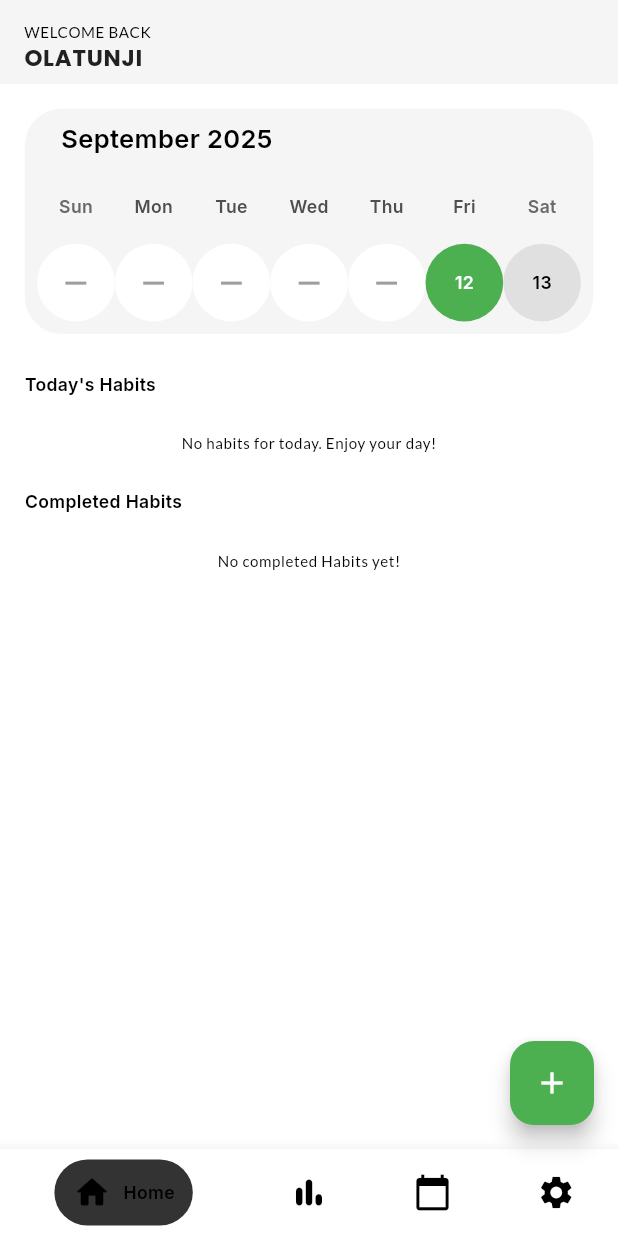
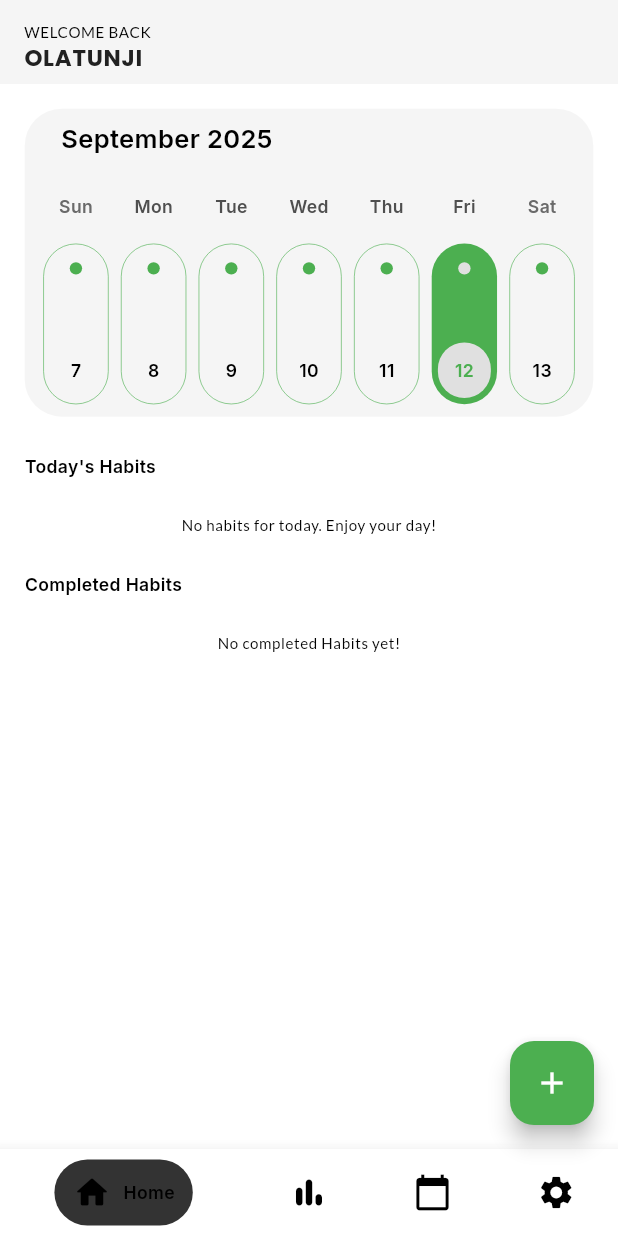
Before and after one commit to Abdulbazeet/Taskflow, a Flutter app: the screen it shows after launch, on a phone screen of 412 x 824 dp. Run offline on Flutter 3.47's test engine with Material 3 defaults, Android fonts, the phone set to English and light mode, and no system bars; drawn by our look-alikes of stylish_bottom_bar, table_calendar; our stand-ins replace flutter_bloc, flutter_riverpod, flutter_slidable, go_router, google_fonts, hive_flutter and 2 more; accounts and stored records are empty.

Commit message:
`Refactor layout and design elements in various screens`

```diff
--- a/lib/presenation/history/history.dart
+++ b/lib/presenation/history/history.dart
@@ -170,7 +170,7 @@ class _HistoryState extends State<History> {
                                       );
                                     },
                                     child: Container(
-                                      height: 13.5.sh,
+                                     // height: 13.5.sh,
                                       decoration: BoxDecoration(
                                         color: Theme.of(
                                           context,
@@ -215,8 +215,7 @@ class _HistoryState extends State<History> {
                                           ),
                                           SizedBox(height: 1.sh),
 
-                                          Expanded(
-                                            child: LinearProgressIndicator(
+                                          LinearProgressIndicator(
                                             borderRadius:
                                                 BorderRadius.circular(2.sh),
 
@@ -234,7 +233,6 @@ class _HistoryState extends State<History> {
                                                     context,
                                                   ).colorScheme.primary
                                                 : Colors.blue,
-                                            ),
                                           ),
                                           SizedBox(height: 1.sh),
 
--- a/lib/presenation/home/home.dart
+++ b/lib/presenation/home/home.dart
@@ -78,6 +78,7 @@ class _HomeState extends State<Home> {
       floatingActionButton: _index == 0
           ? FloatingActionButton(
               onPressed: () {
+
                 showModalBottomSheet(
                   isScrollControlled: true,
                   sheetAnimationStyle: AnimationStyle(
--- a/lib/presenation/today/today.dart
+++ b/lib/presenation/today/today.dart
@@ -46,6 +46,7 @@ class _TodayState extends State<Today> {
               padding: EdgeInsets.symmetric(horizontal: 2.w, vertical: 1.h),
 
               child: TableCalendar(
+                rowHeight: 13.sh,
                 availableGestures: AvailableGestures.none,
                 focusedDay: DateTime.now(),
                 firstDay: DateTime(1999),
@@ -63,48 +64,119 @@ class _TodayState extends State<Today> {
 
                 calendarBuilders: CalendarBuilders(
                   todayBuilder: (context, date, events) {
-                    return Container(
+                    return Stack(
+                      children: [
+                        Container(
+                          margin: EdgeInsets.symmetric(horizontal: 1.sw),
+                          decoration: BoxDecoration(
+                            color: Theme.of(context).colorScheme.primary,
+                            borderRadius: BorderRadius.all(
+                              Radius.circular(6.sh),
+                            ),
+                          ),
+                        ),
+                        Positioned(
+                          top: 0,
+                          right: 0,
+                          left: 0,
+                          child: Container(
+                            margin: EdgeInsets.all(4.sw).copyWith(top: 3.sw),
+                            height: 1.sh,
                             decoration: BoxDecoration(
                               shape: BoxShape.circle,
-                        color: Theme.of(context).colorScheme.primary,
+                              color: Colors.grey.shade300,
+                              // borderRadius: BorderRadius.all(
+                              //   Radius.circular(6.sh),
+                              // ),
+                            ),
+                          ),
+                        ),
+                        Positioned(
+                          bottom: 0,
+                          right: 0,
+                          left: 0,
+                          child: Container(
+                            margin: EdgeInsets.all(2.sw).copyWith(bottom: 1.sw),
+                            height: 4.5.sh,
+                            decoration: BoxDecoration(
+                              // shape: BoxShape.circle,
+                              color: Colors.grey.shade300,
+                              borderRadius: BorderRadius.all(
+                                Radius.circular(6.sh),
+                              ),
                             ),
                             child: Center(
                               child: Text(
                                 date.day.toString(),
-                          style: Theme.of(
+                                style: Theme.of(context).textTheme.bodyMedium!
+                                    .copyWith(
+                                      color: Theme.of(
                                         context,
-                          ).textTheme.bodyMedium!.copyWith(color: Colors.white),
+                                      ).colorScheme.primary,
                                     ),
                               ),
+                            ),
+                          ),
+                        ),
+                      ],
                     );
                   },
                   defaultBuilder: (context, day, focusedDay) {
-                    if (day.isBefore(focusedDay)) {
-                      return Container(
+                    return Stack(
+                      children: [
+                        Container(
+                          margin: EdgeInsets.symmetric(horizontal: 1.sw),
+                          decoration: BoxDecoration(
+                            border: Border.all(
+                              color: Theme.of(context).colorScheme.primary,
+                              width: .1.sw,
+                            ),
+                            color: Colors.transparent,
+                            borderRadius: BorderRadius.all(
+                              Radius.circular(6.sh),
+                            ),
+                          ),
+                        ),
+                        Positioned(
+                          top: 0,
+                          right: 0,
+                          left: 0,
+                          child: Container(
+                            margin: EdgeInsets.all(4.sw).copyWith(top: 3.sw),
+                            height: 1.sh,
                             decoration: BoxDecoration(
                               shape: BoxShape.circle,
-                          color: Colors.white,
-                        ),
-                        child: Center(
-                          child: Icon(
-                            Icons.remove,
-                            color: Colors.grey,
-                            size: 20.sp,
+                              color: Theme.of(context).colorScheme.primary,
+                              // borderRadius: BorderRadius.all(
+                              //   Radius.circular(6.sh),
+                              // ),
                             ),
                           ),
-                      );
-                    }
-                    return Container(
+                        ),
+
+                        Positioned(
+                          bottom: 0,
+                          right: 0,
+                          left: 0,
+                          child: Container(
+                            margin: EdgeInsets.all(2.sw).copyWith(bottom: 1.sw),
+                            height: 4.5.sh,
                             decoration: BoxDecoration(
-                        shape: BoxShape.circle,
-                        color: Colors.grey.shade300,
+                              // shape: BoxShape.circle,
+                              color: Colors.transparent,
+                              borderRadius: BorderRadius.all(
+                                Radius.circular(6.sh),
+                              ),
                             ),
                             child: Center(
                               child: Text(
                                 day.day.toString(),
-                          style: Theme.of(context).textTheme.bodyMedium,
+                                style: Theme.of(context).textTheme.bodyMedium!,
                               ),
                             ),
+                          ),
+                        ),
+                      ],
                     );
                   },
                 ),
@@ -121,8 +193,6 @@ class _TodayState extends State<Today> {
                 DateTime today = DateTime.now();
                 final todayHabits = state.whenData(
                   (allHabits) => allHabits.where((habit) {
-
-
                     return AppUtils.isDueToday(habit, today);
                   }).toList(),
                 );
@@ -192,7 +262,7 @@ class _TodayState extends State<Today> {
                             child: StatefulBuilder(
                               builder: (context, setState) {
                                 return Container(
-                                  height: 15.sh,
+                                  // height: 15.sh,
                                   decoration: BoxDecoration(
                                     color: Theme.of(
                                       context,
@@ -361,16 +431,17 @@ class _TodayState extends State<Today> {
                                       ),
                                       SizedBox(height: 1.sh),
 
-                                      Expanded(
-                                        child: LinearProgressIndicator(
+                                      LinearProgressIndicator(
                                         borderRadius: BorderRadius.circular(
                                           2.sh,
                                         ),
 
                                         value:
                                             currentRun /
-                                              habitItems[index].frequencyValue,
-                                          backgroundColor: Colors.grey.shade300,
+                                            habitItems[index]
+                                                .frequencyValue,
+                                        backgroundColor:
+                                            Colors.grey.shade300,
                                         color:
                                             currentRun ==
                                                 habitItems[index]
@@ -379,7 +450,6 @@ class _TodayState extends State<Today> {
                                                 context,
                                               ).colorScheme.primary
                                             : Colors.blue,
-                                        ),
                                       ),
                                       SizedBox(height: 1.sh),
 
@@ -470,7 +540,7 @@ class _TodayState extends State<Today> {
                           return StatefulBuilder(
                             builder: (context, setState) {
                               return Container(
-                                height: 15.sh,
+                                // height: 15.sh,
                                 decoration: BoxDecoration(
                                   color: Theme.of(context).colorScheme.surface,
 
@@ -630,11 +700,8 @@ class _TodayState extends State<Today> {
                                     ),
                                     SizedBox(height: 1.sh),
 
-                                    Expanded(
-                                      child: LinearProgressIndicator(
-                                        borderRadius: BorderRadius.circular(
-                                          2.sh,
-                                        ),
+                                    LinearProgressIndicator(
+                                      borderRadius: BorderRadius.circular(2.sh),
 
                                       value:
                                           currentRun /
@@ -647,7 +714,6 @@ class _TodayState extends State<Today> {
                                               context,
                                             ).colorScheme.primary
                                           : Colors.blue,
-                                      ),
                                     ),
                                     SizedBox(height: 1.sh),
 
--- a/lib/routing/routes.dart
+++ b/lib/routing/routes.dart
@@ -1,8 +1,15 @@
 import 'package:go_router/go_router.dart';
+// import 'package:task_flow/presenation/add_habits/add_habits.dart';
 import 'package:task_flow/presenation/home/home.dart';
 
 class AppRoutes {
   static final GoRouter goRoouter = GoRouter(
-    routes: [GoRoute(path: '/', builder: (context, state) => const Home())],
+    routes: [
+      GoRoute(path: '/', builder: (context, state) => const Home()),
+      // GoRoute(
+      //   path: '/add-habits',
+      //   builder: (context, state) => const AddHabits(),
+      // ),
+    ],
   );
 }
```
Lines whose indentation alone changed are shown as unchanged.
